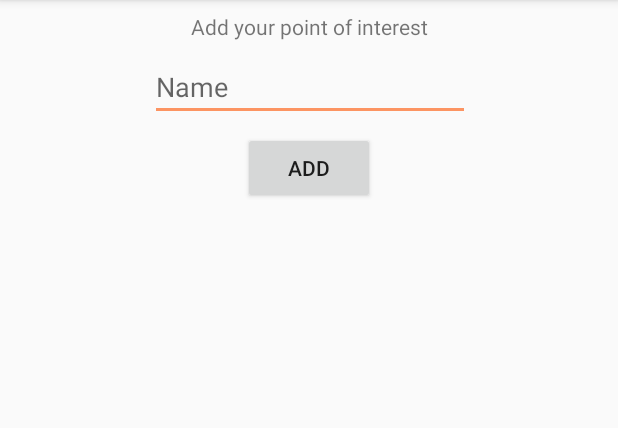
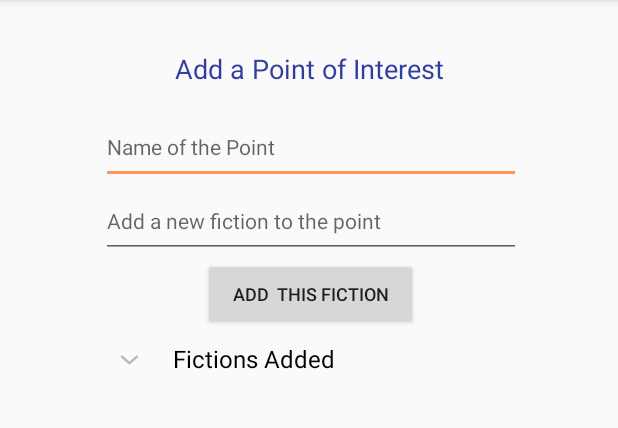
Before and after one commit to codeofmochi/Fiktion, an Android app: the screen it shows after launch (SimpleAddPOIActivity before the commit, AddPOIActivity after it), after a tap on "ADD POINT OF INTEREST", on a phone screen of 412 x 824 dp, the part 84-512 px from its top. Run offline under Robolectric (Android 15) with nearby library versions, the phone set to English and light mode, and no system bars.

Commit message:
Add Name input and fiction adder with expandablelist, redirect addpoibutton from main to addpoiactivity

```diff
--- a/app/src/main/java/ch/epfl/sweng/fiktion/views/AddPOIActivity.java
+++ b/app/src/main/java/ch/epfl/sweng/fiktion/views/AddPOIActivity.java
@@ -2,14 +2,57 @@ package ch.epfl.sweng.fiktion.views;
 
 import android.support.v7.app.AppCompatActivity;
 import android.os.Bundle;
+import android.widget.ExpandableListView;
+import android.widget.ListAdapter;
+
+import java.util.ArrayList;
+import java.util.HashMap;
+import java.util.List;
 
 import ch.epfl.sweng.fiktion.R;
 
 public class AddPOIActivity extends AppCompatActivity {
 
+    private ExpandableListView listView;
+    private FictionInputExpandableListAdapter fIListAdapter;
+    private List<String> listDataHeader;
+    private HashMap<String,List<String>> listHash;
+
     @Override
     protected void onCreate(Bundle savedInstanceState) {
         super.onCreate(savedInstanceState);
         setContentView(R.layout.activity_add_poi);
+
+        listView = (ExpandableListView)findViewById(R.id.poi_added_fictions);
+        initData();
+        fIListAdapter = new FictionInputExpandableListAdapter(this,listDataHeader,listHash);
+        listView.setAdapter(fIListAdapter);
+    }
+
+    private void initData() {
+        listDataHeader = new ArrayList<>();
+        listHash = new HashMap<>();
+
+        listDataHeader.add("Fictions Added");
+
+        List<String> fictionsAdded = new ArrayList<>();
+        fictionsAdded.add("test1");
+        fictionsAdded.add("test2");
+        fictionsAdded.add("test3");
+        fictionsAdded.add("test4");
+        fictionsAdded.add("test5");
+        fictionsAdded.add("test6");
+        fictionsAdded.add("test7");
+        fictionsAdded.add("test8");
+        fictionsAdded.add("test9");
+        fictionsAdded.add("test10");
+        fictionsAdded.add("test11");
+        fictionsAdded.add("test12");
+        fictionsAdded.add("test13");
+        fictionsAdded.add("test14");
+        fictionsAdded.add("test15");
+        fictionsAdded.add("test16");
+
+        listHash.put(listDataHeader.get(0), fictionsAdded);
     }
 }
--- /dev/null
+++ b/app/src/main/java/ch/epfl/sweng/fiktion/views/FictionInputExpandableListAdapter.java
@@ -0,0 +1,93 @@
+package ch.epfl.sweng.fiktion.views;
+
+import android.content.Context;
+import android.view.LayoutInflater;
+import android.view.View;
+import android.view.ViewGroup;
+import android.widget.BaseExpandableListAdapter;
+import android.widget.TextView;
+
+import java.util.HashMap;
+import java.util.List;
+
+import ch.epfl.sweng.fiktion.R;
+
+/**
+ * Created by Christoph on 18.10.2017.
+ */
+
+public class FictionInputExpandableListAdapter extends BaseExpandableListAdapter {
+    private Context context;
+    private List<String> listDataHeader;
+    private HashMap<String,List<String>> listHashMap;
+
+    public FictionInputExpandableListAdapter(Context context, List<String> listDataHeader, HashMap<String, List<String>> listHashMap) {
+        this.context = context;
+        this.listDataHeader = listDataHeader;
+        this.listHashMap = listHashMap;
+    }
+
+    @Override
+    public int getGroupCount() {
+        return listDataHeader.size();
+    }
+
+    @Override
+    public int getChildrenCount(int groupPosition) {
+        return listHashMap.get(listDataHeader.get(groupPosition)).size();
+    }
+
+    @Override
+    public Object getGroup(int groupPosition) {
+        return listDataHeader.get(groupPosition);
+    }
+
+    @Override
+    public Object getChild(int groupPosition, int childPosition) {
+        return listHashMap.get(listDataHeader.get(groupPosition)).get(childPosition);
+    }
+
+    @Override
+    public long getGroupId(int groupPosition) {
+        return groupPosition;
+    }
+
+    @Override
+    public long getChildId(int groupPosition, int childPosition) {
+        return childPosition;
+    }
+
+    @Override
+    public boolean hasStableIds() {
+        return false;
+    }
+
+    @Override
+    public View getGroupView(int groupPosition, boolean isExpanded, View convertView, ViewGroup parent) {
+        String headTitle = (String)getGroup(groupPosition);
+        if(convertView == null) {
+            LayoutInflater inflater = (LayoutInflater)this.context.getSystemService(Context.LAYOUT_INFLATER_SERVICE);
+            convertView = inflater.inflate(R.layout.fiction_input_list_group,null);
+        }
+        TextView lblListHeader = (TextView)convertView.findViewById(R.id.lblListHeader);
+        lblListHeader.setText(headTitle);
+        return convertView;
+    }
+
+    @Override
+    public View getChildView(int groupPosition, int childPosition, boolean isLastChild, View convertView, ViewGroup parent) {
+        final String childText = (String)getChild(groupPosition, childPosition);
+        if(convertView == null) {
+            LayoutInflater inflater = (LayoutInflater)this.context.getSystemService(Context.LAYOUT_INFLATER_SERVICE);
+            convertView = inflater.inflate(R.layout.fiction_input_list_item,null);
+        }
+        TextView textListChild = (TextView)convertView.findViewById(R.id.lblListItem);
+        textListChild.setText(childText);
+        return convertView;
+    }
+
+    @Override
+    public boolean isChildSelectable(int groupPosition, int childPosition) {
+        return false;
+    }
+}
--- a/app/src/main/java/ch/epfl/sweng/fiktion/views/MainActivity.java
+++ b/app/src/main/java/ch/epfl/sweng/fiktion/views/MainActivity.java
@@ -25,7 +25,7 @@ public class MainActivity extends AppCompatActivity {
     }
 
     public void startAddPOIActivity(View view) {
-        Intent addPoiIntent = new Intent(this, SimpleAddPOIActivity.class);
+        Intent addPoiIntent = new Intent(this, AddPOIActivity.class);
         startActivity(addPoiIntent);
     }
 
--- a/app/src/main/res/layout/activity_add_poi.xml
+++ b/app/src/main/res/layout/activity_add_poi.xml
@@ -1,9 +1,78 @@
 <?xml version="1.0" encoding="utf-8"?>
-<android.support.constraint.ConstraintLayout xmlns:android="http://schemas.android.com/apk/res/android"
+<ScrollView xmlns:android="http://schemas.android.com/apk/res/android"
     xmlns:app="http://schemas.android.com/apk/res-auto"
     xmlns:tools="http://schemas.android.com/tools"
     android:layout_width="match_parent"
-    android:layout_height="match_parent"
-    tools:context="ch.epfl.sweng.fiktion.views.AddPOIActivity">
+    android:layout_height="match_parent">
 
-</android.support.constraint.ConstraintLayout>
+    <android.support.constraint.ConstraintLayout xmlns:android="http://schemas.android.com/apk/res/android"
+        xmlns:app="http://schemas.android.com/apk/res-auto"
+        xmlns:tools="http://schemas.android.com/tools"
+        android:layout_width="match_parent"
+        android:layout_height="wrap_content"
+        tools:context="ch.epfl.sweng.fiktion.views.AddPOIActivity">
+
+
+        <TextView
+            android:id="@+id/addpoi_title"
+            android:layout_width="206dp"
+            android:layout_height="24dp"
+            android:layout_marginTop="33dp"
+            android:text="Add a Point of Interest"
+            android:textAlignment="center"
+            android:textColor="@color/colorPrimaryDark"
+            android:textSize="18sp"
+            app:layout_constraintLeft_toLeftOf="parent"
+            app:layout_constraintRight_toRightOf="parent"
+            app:layout_constraintTop_toTopOf="parent" />
+
+        <LinearLayout
+            android:layout_width="280dp"
+            android:layout_height="433dp"
+            android:layout_marginBottom="0dp"
+            android:gravity="center_horizontal"
+            android:orientation="vertical"
+            app:layout_constraintBottom_toBottomOf="parent"
+            app:layout_constraintHorizontal_bias="0.508"
+            app:layout_constraintLeft_toLeftOf="parent"
+            app:layout_constraintRight_toRightOf="parent"
+            app:layout_constraintVertical_bias="0.0"
+            android:layout_marginTop="16dp"
+            app:layout_constraintTop_toBottomOf="@+id/addpoi_title">
+
+            <EditText
+                android:id="@+id/poi_name"
+                android:layout_width="match_parent"
+                android:layout_height="49dp"
+                android:ems="10"
+                android:hint="Name of the Point"
+                android:inputType="textPersonName"
+                android:textAlignment="textStart"
+                android:textSize="14sp" />
+
+            <EditText
+                android:id="@+id/poi_fiction"
+                android:layout_width="match_parent"
+                android:layout_height="49dp"
+                android:ems="10"
+                android:hint="Add a new fiction to the point"
+                android:inputType="textPersonName"
+                android:textAlignment="textStart"
+                android:textSize="14sp" />
+
+            <Button
+                android:id="@+id/poi_add_fiction_button"
+                android:layout_width="143dp"
+                android:layout_height="wrap_content"
+                android:text="Add  this fiction"
+                android:textAlignment="center"
+                android:textSize="12sp" />
+
+            <ExpandableListView
+                android:id="@+id/poi_added_fictions"
+                android:layout_width="match_parent"
+                android:layout_height="wrap_content" />
+
+        </LinearLayout>
+    </android.support.constraint.ConstraintLayout>
+</ScrollView>
--- /dev/null
+++ b/app/src/main/res/layout/fiction_input_list_group.xml
@@ -0,0 +1,14 @@
+<?xml version="1.0" encoding="utf-8"?>
+<LinearLayout xmlns:android="http://schemas.android.com/apk/res/android"
+    android:orientation="vertical" android:layout_width="match_parent"
+    android:padding="8dp"
+    android:layout_height="wrap_content">
+
+    <TextView
+        android:id="@+id/lblListHeader"
+        android:paddingLeft="?android:attr/expandableListPreferredItemPaddingLeft"
+        android:textColor="#000000"
+        android:textSize="16dp"
+        android:layout_width="match_parent"
+        android:layout_height="wrap_content" />
+</LinearLayout>
--- /dev/null
+++ b/app/src/main/res/layout/fiction_input_list_item.xml
@@ -0,0 +1,15 @@
+<?xml version="1.0" encoding="utf-8"?>
+<LinearLayout xmlns:android="http://schemas.android.com/apk/res/android"
+    android:orientation="vertical" android:layout_width="match_parent"
+    android:layout_height="50dip">
+
+    <TextView
+        android:id="@+id/lblListItem"
+        android:textSize="16sp"
+        android:paddingLeft="?android:attr/expandableListPreferredItemPaddingLeft"
+        android:paddingTop="5dp"
+        android:paddingBottom="5dp"
+        android:layout_width="match_parent"
+        android:layout_height="wrap_content" />
+
+</LinearLayout>
```
